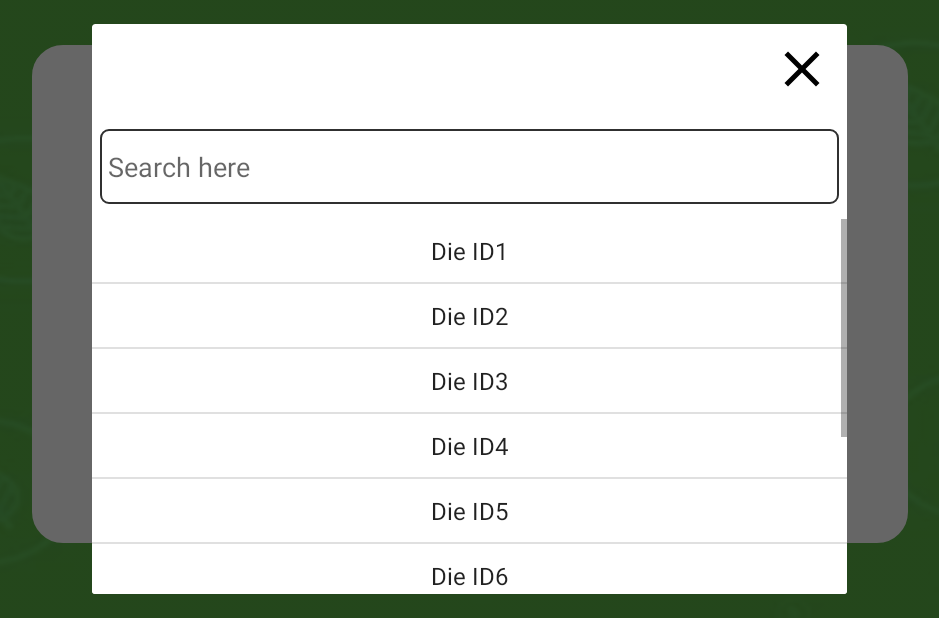
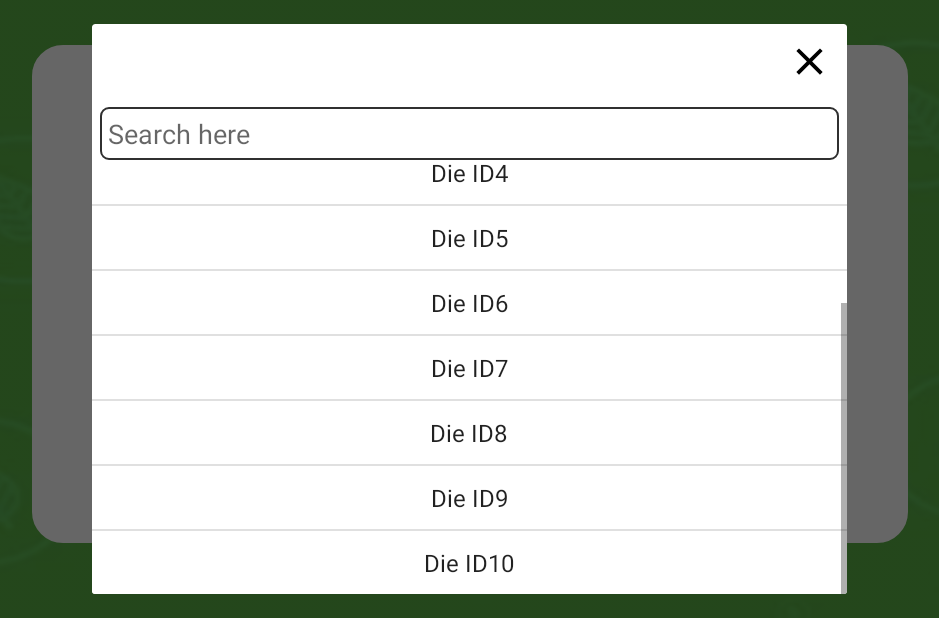
Before and after one commit to PrabhuChaitanyaAreti/MobileApp, an Android app: the OperatorSelectActivity screen opened directly, with no data from a screen before it, after a tap on an icon or button, on a phone screen of 824 x 412 dp (held sideways). Shown: the whole screen, without its empty margins (148-1087 px from the left). Run offline under Robolectric (Android 15) with nearby library versions, the phone set to English and light mode, and no system bars.

Commit message:
fixed issues in spinner OperatorSelector Activity

```diff
--- a/app/src/main/AndroidManifest.xml
+++ b/app/src/main/AndroidManifest.xml
@@ -46,8 +46,9 @@
         <activity android:name=".LoginActivity" android:screenOrientation="userLandscape"
             android:theme="@style/Theme.AppCompat.Light.NoActionBar"/>
         <activity android:name=".OperatorActivity" android:screenOrientation="userLandscape"
-            android:theme="@style/Theme.AppCompat.Light.NoActionBar"/>
-        <activity android:name=".OperatorSelectActivityNew" android:screenOrientation="userLandscape"
+            android:theme="@style/Theme.AppCompat.Light.NoActionBar" android:fitsSystemWindows="true"/>
+        <activity android:name=".OperatorSelectActivity" android:screenOrientation="userLandscape"
+            android:windowSoftInputMode="stateHidden|adjustResize"
             android:theme="@style/Theme.AppCompat.Light.NoActionBar"/>
         <activity
             android:name=".CameraActivity"
--- a/app/src/main/java/com/vsoft/goodmankotlin/CameraActivity.kt
+++ b/app/src/main/java/com/vsoft/goodmankotlin/CameraActivity.kt
@@ -180,7 +180,7 @@ class CameraActivity : AppCompatActivity() ,View.OnClickListener{
         } else if (focusModes.contains(Camera.Parameters.FOCUS_MODE_AUTO)) {
             parameters.focusMode = Camera.Parameters.FOCUS_MODE_AUTO
         }
-        mCamera!!.setParameters(parameters)
+        //mCamera?.setParameters(parameters)
         cameraPreview = findViewById(R.id.cPreview)
         mPreview = CameraPreview(myContext, mCamera)
         cameraPreview!!.addView(mPreview)
--- a/app/src/main/java/com/vsoft/goodmankotlin/LoginActivity.kt
+++ b/app/src/main/java/com/vsoft/goodmankotlin/LoginActivity.kt
@@ -94,7 +94,7 @@ class LoginActivity : AppCompatActivity(), View.OnClickListener, View.OnTouchLis
     }
 
     private fun operatorSelectionScreenNavigation() {
-        val mainIntent = Intent(this@LoginActivity, OperatorSelectActivityNew::class.java)
+        val mainIntent = Intent(this@LoginActivity, OperatorSelectActivity::class.java)
         startActivity(mainIntent)
     }
     private fun validationAlert(alertMessage: String) {
--- a/app/src/main/java/com/vsoft/goodmankotlin/OperatorSelectActivityNew.java
+++ b/app/src/main/java/com/vsoft/goodmankotlin/OperatorSelectActivity.java
@@ -1,4 +1,5 @@
 package com.vsoft.goodmankotlin;
+
 import android.app.Activity;
 import android.app.AlertDialog;
 import android.content.Context;
@@ -14,7 +15,6 @@ import android.view.ViewGroup;
 import android.view.WindowManager;
 import android.view.inputmethod.EditorInfo;
 import android.view.inputmethod.InputMethodManager;
-import android.widget.AdapterView;
 import android.widget.BaseAdapter;
 import android.widget.Button;
 import android.widget.EditText;
@@ -30,7 +30,12 @@ import com.vsoft.goodmankotlin.model.ChoiceListOperator;
 import java.util.ArrayList;
 import java.util.List;
 
-public class OperatorSelectActivityNew extends Activity {
+public class OperatorSelectActivity extends Activity {
+
+
+    String[] operatorArray = {"Operator1","Operator2","Operator3","Operator4","Operator5"};
+    String[] dieArray = {"Die Id1","Die Id2","Die Id3","Die Id4","Die Id5"};
+    String[] partArray = {"Part Id1","Part Id2","Part Id3","Part Id4","Part Id5"};
     Button btnContinue;
     LinearLayout mainLyt;
     private EditText searchET;
@@ -51,7 +56,7 @@ public class OperatorSelectActivityNew extends Activity {
         mainLyt.setOnClickListener(new View.OnClickListener() {
             @Override
             public void onClick(View v) {
-                hideSoftKeyboard(OperatorSelectActivityNew.this);
+                hideSoftKeyboard(OperatorSelectActivity.this);
             }
         });
 
@@ -93,7 +98,7 @@ public class OperatorSelectActivityNew extends Activity {
                         public void run() {
 
                             if (!isFinishing()){
-                                new AlertDialog.Builder(OperatorSelectActivityNew.this)
+                                new AlertDialog.Builder(OperatorSelectActivity.this)
                                         .setTitle("Error")
                                         .setMessage("Please enter operator")
                                         .setCancelable(false)
@@ -115,7 +120,7 @@ public class OperatorSelectActivityNew extends Activity {
                         public void run() {
 
                             if (!isFinishing()){
-                                new AlertDialog.Builder(OperatorSelectActivityNew.this)
+                                new AlertDialog.Builder(OperatorSelectActivity.this)
                                         .setTitle("Error")
                                         .setMessage("Please enter die Id")
                                         .setCancelable(false)
@@ -138,7 +143,7 @@ public class OperatorSelectActivityNew extends Activity {
                         public void run() {
 
                             if (!isFinishing()){
-                                new AlertDialog.Builder(OperatorSelectActivityNew.this)
+                                new AlertDialog.Builder(OperatorSelectActivity.this)
                                         .setTitle("Error")
                                         .setMessage("Please enter part Id")
                                         .setCancelable(false)
@@ -154,9 +159,9 @@ public class OperatorSelectActivityNew extends Activity {
 
 
                 }else {
-                    Intent mainIntent = new Intent(OperatorSelectActivityNew.this, VideoRecordingActivity.class);
+                    Intent mainIntent = new Intent(OperatorSelectActivity.this, VideoRecordingActivity.class);
                     startActivity(mainIntent);
-                    finish();
+                    //finish();
 
                 }
 
@@ -181,7 +186,7 @@ public class OperatorSelectActivityNew extends Activity {
             ListView spinnerList;
             ImageView close_spinner_popup;
             ArrayList<ChoiceListOperator> dataModels;
-            LayoutInflater inflater = LayoutInflater.from(OperatorSelectActivityNew.this);
+            LayoutInflater inflater = LayoutInflater.from(OperatorSelectActivity.this);
             final View dialogLayout = inflater.inflate(R.layout.uom_spinner_list_layout, null);
             final AlertDialog.Builder builder = new AlertDialog.Builder(this);
             builder.setView(dialogLayout);
@@ -280,23 +285,7 @@ public class OperatorSelectActivityNew extends Activity {
                 }
             });
 
-            spinnerList.setOnItemClickListener(new AdapterView.OnItemClickListener() {
-                @Override
-                public void onItemClick(AdapterView<?> parent, View view, int position, long id) {
-                    String selectedItem = dataModels.get(position).getName();
-                    // Display the selected item text on TextView
 
-                    if(dataFrom.contains("Operator")){
-                        operatorBT.setText(selectedItem);
-                    }else if(dataFrom.contains("DieID")){
-                        dieBT.setText(selectedItem);
-                    } else if(dataFrom.contains("PartID")){
-                        partBT.setText(selectedItem);
-                    }
-
-                    customAlertDialogSpinner.dismiss();
-                }
-            });
 
         } catch (Exception e) {
             e.printStackTrace();
@@ -351,11 +340,31 @@ public class OperatorSelectActivityNew extends Activity {
         @Override
         public View getView(int position, View convertView, ViewGroup parent) {
             if (convertView == null) {
-                convertView = LayoutInflater.from(OperatorSelectActivityNew.this).
+                convertView = LayoutInflater.from(OperatorSelectActivity.this).
                         inflate(R.layout.spinner_row_item, parent, false);
             }
+
+
             TextView label = (TextView) convertView.findViewById(R.id.spinner_text);
             label.setText(containerVoulumeSpinnerList.get(position).getName());
+
+            convertView.setOnClickListener(new View.OnClickListener() {
+                @Override
+                public void onClick(View v) {
+                    String asas = containerVoulumeSpinnerList.get(position).getName();
+
+                    if(dataFrom.contains("Operator")){
+                        operatorBT.setText(asas);
+                    }else if(dataFrom.contains("DieID")){
+                        dieBT.setText(asas);
+                    } else if(dataFrom.contains("PartID")){
+                        partBT.setText(asas);
+                    }
+
+                    customAlertDialogSpinner.dismiss();
+
+                }
+            });
 
             // returns the view for the current row
             return convertView;
@@ -379,13 +388,10 @@ public class OperatorSelectActivityNew extends Activity {
 
         @Override
         public Filter getFilter() {
-
             if (filterChoice == null) {
                 filterChoice = new NameListSpinnerAdapter.ChoiceFilter();
             }
-
             return filterChoice;
-
         }
 
         private class ChoiceFilter extends Filter {
@@ -398,6 +404,9 @@ public class OperatorSelectActivityNew extends Activity {
                     for (int i = 0; i < choiceFilterList.size(); i++) {
                         if (choiceFilterList.get(i).getName().toLowerCase().contains(charSequence)) {
                             filterList.add(choiceFilterList.get(i));
+                        }else{
+                            filterList.clear();
+                            filterList.add(new ChoiceListOperator(charSequence.toString()));
                         }
                     }
                     results.count = filterList.size();
--- a/app/src/main/java/com/vsoft/goodmankotlin/SplashScreen.kt
+++ b/app/src/main/java/com/vsoft/goodmankotlin/SplashScreen.kt
@@ -31,11 +31,10 @@ class SplashScreen : AppCompatActivity() {
     }
 
     private fun navigationScreen() {
-        finishAffinity()
         val i = Intent(this, LoginActivity::class.java)
         startActivity(i)
         // close this activity
-        //finish()
+        finish()
     }
 
     /**
--- a/app/src/main/java/com/vsoft/goodmankotlin/VideoPreviewActivity.kt
+++ b/app/src/main/java/com/vsoft/goodmankotlin/VideoPreviewActivity.kt
@@ -159,7 +159,7 @@ class VideoPreviewActivity : AppCompatActivity() {
                     RequestBody.create(MediaType.parse("image/*"), file)
                 )
                 val call: Call<PunchResponse?>? =
-                    RetrofitClient.getInstance()!!.getMyApi()!!.uploadDyeImage(filePart)
+                    RetrofitClient.getInstance()!!.getMyApi()!!.uploadDyeVideo(filePart)
                 call!!.enqueue(object : Callback<PunchResponse?> {
                     override fun onResponse(
                         call: Call<PunchResponse?>,
--- a/app/src/main/java/com/vsoft/goodmankotlin/VideoRecordingActivity.kt
+++ b/app/src/main/java/com/vsoft/goodmankotlin/VideoRecordingActivity.kt
@@ -59,7 +59,7 @@ class VideoRecordingActivity: AppCompatActivity(),View.OnClickListener {
         Log.d("TAG", "getBatteryPercentage  batterLevel $batterLevel")
 
         if (batterLevel >= 15) {
-            window.addFlags(WindowManager.LayoutParams.FLAG_KEEP_SCREEN_ON)
+            //window.addFlags(WindowManager.LayoutParams.FLAG_KEEP_SCREEN_ON)
 
         if (checkPermissions()) startCameraSession() else requestPermissions()
 
--- a/app/src/main/java/com/vsoft/goodmankotlin/utils/CameraPreview.kt
+++ b/app/src/main/java/com/vsoft/goodmankotlin/utils/CameraPreview.kt
@@ -36,7 +36,7 @@ class CameraPreview(context: Context?, camera: Camera?) :
                 } else if (focusModes.contains(Camera.Parameters.FOCUS_MODE_AUTO)) {
                     parameters.focusMode = Camera.Parameters.FOCUS_MODE_AUTO
                 }
-                mCamera!!.parameters = parameters
+                //mCamera!!.parameters = parameters
                 mCamera!!.setPreviewDisplay(holder)
                 mCamera!!.startPreview()
             }
@@ -80,7 +80,7 @@ class CameraPreview(context: Context?, camera: Camera?) :
             } else if (focusModes.contains(Camera.Parameters.FOCUS_MODE_AUTO)) {
                 parameters.focusMode = Camera.Parameters.FOCUS_MODE_AUTO
             }
-            mCamera!!.parameters = parameters
+            //mCamera!!.parameters = parameters
             mCamera!!.setPreviewDisplay(mHolder)
             mCamera!!.startPreview()
         } catch (e: Exception) {
@@ -116,7 +116,7 @@ class CameraPreview(context: Context?, camera: Camera?) :
         } else if (focusModes.contains(Camera.Parameters.FOCUS_MODE_AUTO)) {
             parameters.focusMode = Camera.Parameters.FOCUS_MODE_AUTO
         }
-        mCamera!!.parameters = parameters
+        //mCamera!!.parameters = parameters
     }
 
     override fun surfaceDestroyed(holder: SurfaceHolder) {
--- a/app/src/main/java/com/vsoft/goodmankotlin/utils/RetrofitApiInterface.kt
+++ b/app/src/main/java/com/vsoft/goodmankotlin/utils/RetrofitApiInterface.kt
@@ -25,4 +25,7 @@ interface RetrofitApiInterface {
     @Multipart
     @POST("/placeholder/api/upload")
     fun uploadDyeImage(@Part filePart: MultipartBody.Part?): Call<PunchResponse?>?
+    @Multipart
+    @POST("/postVideo")
+    fun uploadDyeVideo(@Part file: MultipartBody.Part?): Call<PunchResponse?>?
 }
--- a/app/src/main/java/com/vsoft/goodmankotlin/utils/RetrofitClient.kt
+++ b/app/src/main/java/com/vsoft/goodmankotlin/utils/RetrofitClient.kt
@@ -9,7 +9,8 @@ class RetrofitClient() {
     companion object {
     private var instance: RetrofitClient? = null
     private var myApi: RetrofitApiInterface? = null
-    var BASE_URL:String = "http://111.93.3.148:12803"
+    //var BASE_URL:String = "http://111.93.3.148:12803"
+    var BASE_URL:String = "http://111.93.3.148:12808"
 
     init {
         val okHttpClient = OkHttpClient.Builder()
--- a/app/src/main/res/layout/activity_operator_select.xml
+++ b/app/src/main/res/layout/activity_operator_select.xml
@@ -1,6 +1,5 @@
 <?xml version="1.0" encoding="utf-8"?>
 <LinearLayout xmlns:android="http://schemas.android.com/apk/res/android"
-    xmlns:tools="http://schemas.android.com/tools"
     android:layout_width="match_parent"
     android:layout_height="match_parent"
     android:orientation="vertical">
@@ -71,6 +70,7 @@
                         android:id="@+id/operator_au_tv"
                         android:layout_width="0dp"
                         android:layout_weight="60"
+                        android:textAllCaps="false"
                         android:layout_height="match_parent"
                         android:hint="Enter Operator"
                         android:background="@drawable/background"
@@ -107,6 +107,7 @@
                         android:layout_width="0dp"
                         android:layout_weight="60"
                         android:background="@drawable/background"
+                        android:textAllCaps="false"
                         android:layout_height="match_parent"
                         android:hint="Enter Die Id"
                         android:gravity="center"
@@ -142,6 +143,7 @@
                         android:id="@+id/part_au_tv"
                         android:layout_width="0dp"
                         android:layout_weight="60"
+                        android:textAllCaps="false"
                         android:imeActionLabel="Done"
                         android:background="@drawable/background"
                         android:layout_height="match_parent"
--- a/app/src/main/res/layout/simple_spinner_dropdown.xml
+++ b/app/src/main/res/layout/simple_spinner_dropdown.xml
@@ -1,9 +1,11 @@
 <?xml version="1.0" encoding="utf-8"?>
-<CheckedTextView xmlns:android="http://schemas.android.com/apk/res/android"
+<TextView xmlns:android="http://schemas.android.com/apk/res/android"
     android:id="@android:id/text1"
     style="@style/spinnerDropDownItemStyle"
     android:layout_width="match_parent"
     android:layout_height="wrap_content"
+    android:textStyle="bold"
+    android:textAppearance="@style/TextAppearance.AppCompat.Medium"
     android:ellipsize="marquee"
     android:paddingBottom="5dp"
     android:paddingLeft="10dp"
--- a/app/src/main/res/layout/uom_spinner_list_layout.xml
+++ b/app/src/main/res/layout/uom_spinner_list_layout.xml
@@ -5,8 +5,8 @@
               android:layout_height="match_parent">
 	<ImageView
 		android:id="@+id/close_uom_spinner_popup"
-		android:layout_width="40dp"
-		android:layout_height="40dp"
+		android:layout_width="30dp"
+		android:layout_height="30dp"
 		android:layout_gravity="right"
 		android:layout_margin="10dp"
 		android:background="@drawable/ic_clear_black_24dp" />
@@ -16,13 +16,15 @@
 		android:layout_width="match_parent"
 		android:layout_marginRight="5dp"
 		android:layout_marginLeft="5dp"
-		android:layout_height="50dp"
-		android:imeOptions="flagNoExtractUi|actionDone"
+		android:padding="5dp"
+		android:layout_height="wrap_content"
+		android:windowSoftInputMode="adjustResize|stateHidden"
+		android:imeOptions="flagNoExtractUi"
 		android:visibility="visible"
 		android:imeActionLabel="Done"
 		android:focusable="true"
 		android:background="@drawable/spinner_box_bg"
-		android:layout_marginTop="10dp"
+		android:layout_marginTop="5dp"
 		android:paddingLeft="5dp"
 		android:singleLine="true"
 		android:ems="10"
@@ -30,7 +32,8 @@
 	<ListView
 		android:id="@+id/spinnerList"
 		android:layout_width="match_parent"
-		android:layout_marginTop="10dp"
+		android:stackFromBottom="true"
+		android:transcriptMode="normal"
 		android:layout_height="match_parent">
 	</ListView>
 </LinearLayout>
```
Also changed, not shown: app/src/main/java/com/vsoft/goodmankotlin/OperatorActivity.kt (+3 -7 lines), app/src/main/java/com/vsoft/goodmankotlin/adapter/NameListSpinnerAdapter.java (added, +98 -0 lines), app/src/main/res/layout/operator_activity.xml (+8 -7 lines), 1 other file.
